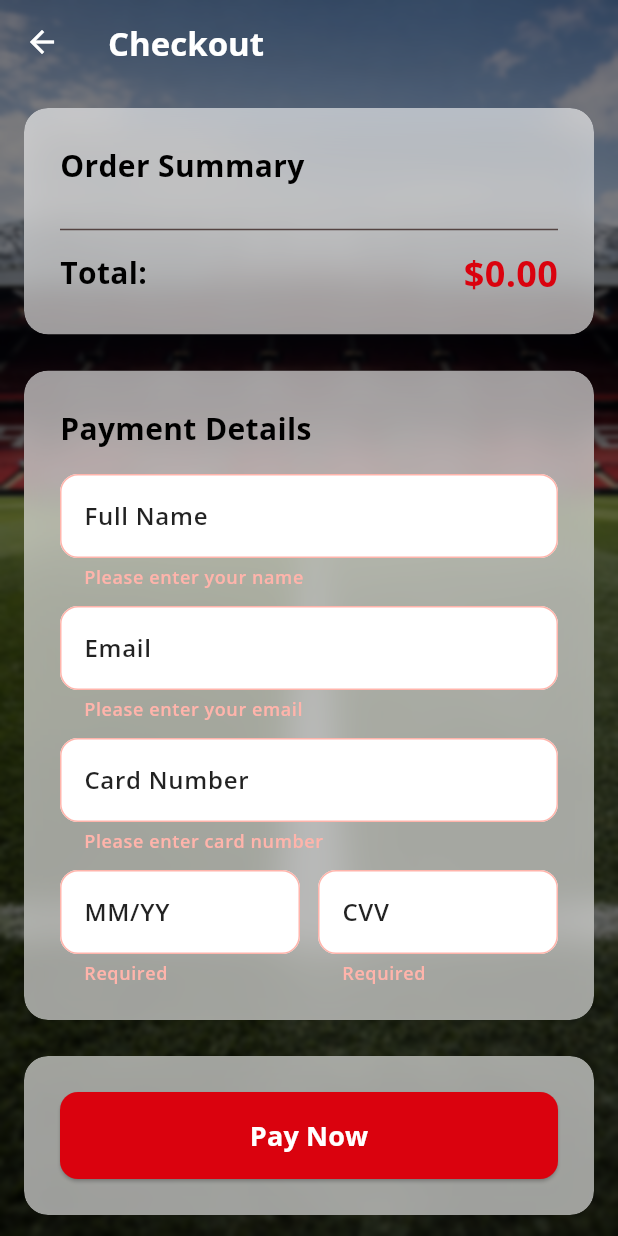
After one commit to krajnovicMihajlo14/TheatrePass, a Flutter app: the CheckoutPage screen opened directly, after a tap on "Pay Now", on a phone screen of 412 x 824 dp. The commit adds this screen. Run offline on Flutter 3.47's test engine with Material 3 defaults, Android fonts, the phone set to English and light mode, and no system bars; our stand-ins replace google_fonts, shared_preferences; accounts and stored records are empty.

Commit message:
Sedmi commit - Kreiranje CheckoutPage

```diff
--- a/lib/cart_page.dart
+++ b/lib/cart_page.dart
@@ -3,6 +3,9 @@ import 'dart:ui';
 
 import 'auth_styles.dart';
 import '../services/cart_service.dart';
+import 'checkout_page.dart';
+import 'login_page.dart';
+import '../auth_service.dart';
 
 class CartPage extends StatefulWidget {
   const CartPage({super.key});
@@ -287,12 +290,51 @@ class _CartPageState extends State<CartPage> {
                       width: double.infinity,
                       child: ElevatedButton.icon(
                         onPressed: () {
-                          // Checkout logic
-                          ScaffoldMessenger.of(context).showSnackBar(
-                            const SnackBar(
-                              content: Text('Proceeding to checkout...'),
-                            ),
-                          );
+                          // Check if user is logged in
+                          if (AuthService.instance.isLoggedIn.value == true) {
+                            // Go to checkout
+                            Navigator.push(
+                              context,
+                              MaterialPageRoute(
+                                builder: (context) => const CheckoutPage(),
+                              ),
+                            );
+                          } else {
+                            // Show login required dialog
+                            showDialog(
+                              context: context,
+                              builder: (context) => AlertDialog(
+                                title: const Text('Login Required'),
+                                content: const Text(
+                                  'Please log in to proceed with checkout.',
+                                ),
+                                actions: [
+                                  TextButton(
+                                    onPressed: () {
+                                      Navigator.of(context).pop();
+                                    },
+                                    child: const Text('Cancel'),
+                                  ),
+                                  ElevatedButton(
+                                    onPressed: () {
+                                      Navigator.of(context).pop();
+                                      Navigator.push(
+                                        context,
+                                        MaterialPageRoute(
+                                          builder: (context) => const LoginPage(),
+                                        ),
+                                      );
+                                    },
+                                    style: ElevatedButton.styleFrom(
+                                      backgroundColor: const Color(0xFFDA020E),
+                                      foregroundColor: Colors.white,
+                                    ),
+                                    child: const Text('Login'),
+                                  ),
+                                ],
+                              ),
+                            );
+                          }
                         },
                         style: ElevatedButton.styleFrom(
                           backgroundColor: const Color(0xFFDA020E),
--- /dev/null
+++ b/lib/checkout_page.dart
@@ -0,0 +1,428 @@
+import 'package:flutter/material.dart';
+import 'dart:ui';
+import 'package:flutter/services.dart';
+
+import 'auth_styles.dart';
+import '../services/cart_service.dart';
+
+// Custom formatter for card number (groups of 4 digits)
+class CardNumberFormatter extends TextInputFormatter {
+  @override
+  TextEditingValue formatEditUpdate(
+    TextEditingValue oldValue,
+    TextEditingValue newValue,
+  ) {
+    if (newValue.text.isEmpty) {
+      return newValue;
+    }
+
+    // Remove all non-digits
+    String digitsOnly = newValue.text.replaceAll(RegExp(r'[^\d]'), '');
+
+    // Limit to 16 digits
+    if (digitsOnly.length > 16) {
+      digitsOnly = digitsOnly.substring(0, 16);
+    }
+
+    // Add spaces after every 4 digits
+    final buffer = StringBuffer();
+    for (int i = 0; i < digitsOnly.length; i++) {
+      if (i > 0 && i % 4 == 0) {
+        buffer.write(' ');
+      }
+      buffer.write(digitsOnly[i]);
+    }
+
+    return TextEditingValue(
+      text: buffer.toString(),
+      selection: TextSelection.collapsed(offset: buffer.length),
+    );
+  }
+}
+
+// Custom formatter for expiry date (MM/YY)
+class ExpiryDateFormatter extends TextInputFormatter {
+  @override
+  TextEditingValue formatEditUpdate(
+    TextEditingValue oldValue,
+    TextEditingValue newValue,
+  ) {
+    if (newValue.text.isEmpty) {
+      return newValue;
+    }
+
+    // Remove all non-digits and /
+    String cleaned = newValue.text.replaceAll(RegExp(r'[^\d/]'), '');
+
+    // Remove any existing slashes
+    cleaned = cleaned.replaceAll('/', '');
+
+    // Limit to 4 digits
+    if (cleaned.length > 4) {
+      cleaned = cleaned.substring(0, 4);
+    }
+
+    // Add slash after 2 digits
+    final buffer = StringBuffer();
+    for (int i = 0; i < cleaned.length; i++) {
+      if (i == 2) {
+        buffer.write('/');
+      }
+      buffer.write(cleaned[i]);
+    }
+
+    return TextEditingValue(
+      text: buffer.toString(),
+      selection: TextSelection.collapsed(offset: buffer.length),
+    );
+  }
+}
+
+class CheckoutPage extends StatefulWidget {
+  const CheckoutPage({super.key});
+
+  @override
+  State<CheckoutPage> createState() => _CheckoutPageState();
+}
+
+class _CheckoutPageState extends State<CheckoutPage> {
+  final cartService = CartService.instance;
+  final _formKey = GlobalKey<FormState>();
+
+  final _nameController = TextEditingController();
+  final _emailController = TextEditingController();
+  final _cardNumberController = TextEditingController();
+  final _expiryController = TextEditingController();
+  final _cvvController = TextEditingController();
+
+  @override
+  void dispose() {
+    _nameController.dispose();
+    _emailController.dispose();
+    _cardNumberController.dispose();
+    _expiryController.dispose();
+    _cvvController.dispose();
+    super.dispose();
+  }
+
+  @override
+  Widget build(BuildContext context) {
+    final items = cartService.items;
+
+    return Container(
+      decoration: const BoxDecoration(
+        image: DecorationImage(
+          image: AssetImage('assets/images/oldtraffordpic.png'),
+          fit: BoxFit.cover,
+        ),
+      ),
+      child: BackdropFilter(
+        filter: ImageFilter.blur(
+          sigmaX: AuthStyles.backgroundBlurSigma,
+          sigmaY: AuthStyles.backgroundBlurSigma,
+        ),
+        child: Container(
+          color: Colors.black.withOpacity(AuthStyles.backgroundOverlayOpacity),
+          child: Scaffold(
+            backgroundColor: Colors.transparent,
+            appBar: AppBar(
+              backgroundColor: Colors.transparent,
+              elevation: 0,
+              title: const Text('Checkout'),
+            ),
+            body: SingleChildScrollView(
+              child: Padding(
+                padding: const EdgeInsets.all(16.0),
+                child: Column(
+                  crossAxisAlignment: CrossAxisAlignment.start,
+                  children: [
+                    // Order Summary
+                    ClipRRect(
+                      borderRadius: BorderRadius.circular(AuthStyles.panelBorderRadius),
+                      child: BackdropFilter(
+                        filter: ImageFilter.blur(
+                          sigmaX: AuthStyles.panelBlurSigma,
+                          sigmaY: AuthStyles.panelBlurSigma,
+                        ),
+                        child: Container(
+                          padding: const EdgeInsets.all(24),
+                          decoration: AuthStyles.panelDecoration,
+                          child: Column(
+                            crossAxisAlignment: CrossAxisAlignment.start,
+                            children: [
+                              const Text(
+                                'Order Summary',
+                                style: TextStyle(
+                                  fontSize: 20,
+                                  fontWeight: FontWeight.bold,
+                                  color: Colors.black,
+                                ),
+                              ),
+                              const SizedBox(height: 16),
+                              ...items.map((item) => Padding(
+                                padding: const EdgeInsets.only(bottom: 12),
+                                child: Row(
+                                  mainAxisAlignment: MainAxisAlignment.spaceBetween,
+                                  children: [
+                                    Expanded(
+                                      child: Column(
+                                        crossAxisAlignment: CrossAxisAlignment.start,
+                                        children: [
+                                          Text(
+                                            item.displayName,
+                                            style: const TextStyle(
+                                              fontWeight: FontWeight.w600,
+                                              color: Colors.black,
+                                            ),
+                                          ),
+                                          Text(
+                                            '${item.stand} - ${item.tier} x${item.quantity}',
+                                            style: const TextStyle(
+                                              fontSize: 12,
+                                              color: Colors.black54,
+                                            ),
+                                          ),
+                                        ],
+                                      ),
+                                    ),
+                                    Text(
+                                      '\$${item.total.toStringAsFixed(2)}',
+                                      style: const TextStyle(
+                                        fontWeight: FontWeight.bold,
+                                        color: Colors.black,
+                                      ),
+                                    ),
+                                  ],
+                                ),
+                              )),
+                              const Divider(height: 24),
+                              Row(
+                                mainAxisAlignment: MainAxisAlignment.spaceBetween,
+                                children: [
+                                  const Text(
+                                    'Total:',
+                                    style: TextStyle(
+                                      fontSize: 20,
+                                      fontWeight: FontWeight.bold,
+                                      color: Colors.black,
+                                    ),
+                                  ),
+                                  Text(
+                                    '\$${cartService.totalPrice.toStringAsFixed(2)}',
+                                    style: const TextStyle(
+                                      fontSize: 24,
+                                      fontWeight: FontWeight.bold,
+                                      color: Color(0xFFDA020E),
+                                    ),
+                                  ),
+                                ],
+                              ),
+                            ],
+                          ),
+                        ),
+                      ),
+                    ),
+                    const SizedBox(height: 24),
+                    // Payment Form
+                    ClipRRect(
+                      borderRadius: BorderRadius.circular(AuthStyles.panelBorderRadius),
+                      child: BackdropFilter(
+                        filter: ImageFilter.blur(
+                          sigmaX: AuthStyles.panelBlurSigma,
+                          sigmaY: AuthStyles.panelBlurSigma,
+                        ),
+                        child: Container(
+                          padding: const EdgeInsets.all(24),
+                          decoration: AuthStyles.panelDecoration,
+                          child: Form(
+                            key: _formKey,
+                            child: Column(
+                              crossAxisAlignment: CrossAxisAlignment.start,
+                              children: [
+                                const Text(
+                                  'Payment Details',
+                                  style: TextStyle(
+                                    fontSize: 20,
+                                    fontWeight: FontWeight.bold,
+                                    color: Colors.black,
+                                  ),
+                                ),
+                                const SizedBox(height: 16),
+                                TextFormField(
+                                  controller: _nameController,
+                                  decoration: AuthStyles.inputDecoration(label: 'Full Name'),
+                                  style: const TextStyle(color: Colors.black),
+                                  validator: (value) {
+                                    if (value == null || value.isEmpty) {
+                                      return 'Please enter your name';
+                                    }
+                                    return null;
+                                  },
+                                ),
+                                const SizedBox(height: 12),
+                                TextFormField(
+                                  controller: _emailController,
+                                  decoration: AuthStyles.inputDecoration(label: 'Email'),
+                                  style: const TextStyle(color: Colors.black),
+                                  keyboardType: TextInputType.emailAddress,
+                                  validator: (value) {
+                                    if (value == null || value.isEmpty) {
+                                      return 'Please enter your email';
+                                    }
+                                    if (!value.contains('@')) {
+                                      return 'Please enter a valid email';
+                                    }
+                                    return null;
+                                  },
+                                ),
+                                const SizedBox(height: 12),
+                                TextFormField(
+                                  controller: _cardNumberController,
+                                  decoration: AuthStyles.inputDecoration(label: 'Card Number'),
+                                  style: const TextStyle(color: Colors.black),
+                                  keyboardType: TextInputType.number,
+                                  inputFormatters: [
+                                    CardNumberFormatter(),
+                                  ],
+                                  validator: (value) {
+                                    if (value == null || value.isEmpty) {
+                                      return 'Please enter card number';
+                                    }
+                                    // Remove spaces for validation
+                                    final digitsOnly = value.replaceAll(' ', '');
+                                    if (digitsOnly.length < 12) {
+                                      return 'Card number must be 12-16 digits';
+                                    }
+                                    return null;
+                                  },
+                                ),
+                                const SizedBox(height: 12),
+                                Row(
+                                  crossAxisAlignment: CrossAxisAlignment.start,
+                                  children: [
+                                    Expanded(
+                                      child: TextFormField(
+                                        controller: _expiryController,
+                                        decoration: AuthStyles.inputDecoration(label: 'MM/YY').copyWith(
+                                          counterText: '',
+                                        ),
+                                        style: const TextStyle(color: Colors.black),
+                                        keyboardType: TextInputType.number,
+                                        maxLength: 5,
+                                        inputFormatters: [
+                                          ExpiryDateFormatter(),
+                                        ],
+                                        validator: (value) {
+                                          if (value == null || value.isEmpty) {
+                                            return 'Required';
+                                          }
+                                          if (value.length != 5) {
+                                            return 'Format: MM/YY';
+                                          }
+                                          return null;
+                                        },
+                                      ),
+                                    ),
+                                    const SizedBox(width: 12),
+                                    Expanded(
+                                      child: TextFormField(
+                                        controller: _cvvController,
+                                        decoration: AuthStyles.inputDecoration(label: 'CVV').copyWith(
+                                          counterText: '',
+                                        ),
+                                        style: const TextStyle(color: Colors.black),
+                                        keyboardType: TextInputType.number,
+                                        obscureText: true,
+                                        maxLength: 3,
+                                        inputFormatters: [
+                                          FilteringTextInputFormatter.digitsOnly,
+                                          LengthLimitingTextInputFormatter(3),
+                                        ],
+                                        validator: (value) {
+                                          if (value == null || value.isEmpty) {
+                                            return 'Required';
+                                          }
+                                          if (value.length != 3) {
+                                            return 'CVV must be 3 digits';
+                                          }
+                                          return null;
+                                        },
+                                      ),
+                                    ),
+                                  ],
+                                ),
+                              ],
+                            ),
+                          ),
+                        ),
+                      ),
+                    ),
+                    const SizedBox(height: 24),
+                    // Pay Button
+                    ClipRRect(
+                      borderRadius: BorderRadius.circular(AuthStyles.panelBorderRadius),
+                      child: BackdropFilter(
+                        filter: ImageFilter.blur(
+                          sigmaX: AuthStyles.panelBlurSigma,
+                          sigmaY: AuthStyles.panelBlurSigma,
+                        ),
+                        child: Container(
+                          padding: const EdgeInsets.all(24),
+                          decoration: AuthStyles.panelDecoration,
+                          child: SizedBox(
+                            width: double.infinity,
+                            child: ElevatedButton(
+                              onPressed: () {
+                                if (_formKey.currentState!.validate()) {
+                                  // Process payment
+                                  showDialog(
+                                    context: context,
+                                    builder: (context) => AlertDialog(
+                                      title: const Text('Order Confirmed!'),
+                                      content: const Text(
+                                        'Thank you for your purchase. Your tickets will be sent to your email.',
+                                      ),
+                                      actions: [
+                                        TextButton(
+                                          onPressed: () {
+                                            cartService.clear();
+                                            Navigator.of(context).pop();
+                                            Navigator.of(context).pop();
+                                          },
+                                          child: const Text('OK'),
+                                        ),
+                                      ],
+                                    ),
+                                  );
+                                }
+                              },
+                              style: ElevatedButton.styleFrom(
+                                backgroundColor: const Color(0xFFDA020E),
+                                foregroundColor: Colors.white,
+                                padding: const EdgeInsets.symmetric(vertical: 16),
+                                shape: RoundedRectangleBorder(
+                                  borderRadius: BorderRadius.circular(12),
+                                ),
+                              ),
+                              child: const Text(
+                                'Pay Now',
+                                style: TextStyle(
+                                  fontSize: 18,
+                                  fontWeight: FontWeight.bold,
+                                ),
+                              ),
+                            ),
+                          ),
+                        ),
+                      ),
+                    ),
+                  ],
+                ),
+              ),
+            ),
+          ),
+        ),
+      ),
+    );
+  }
+}
```
